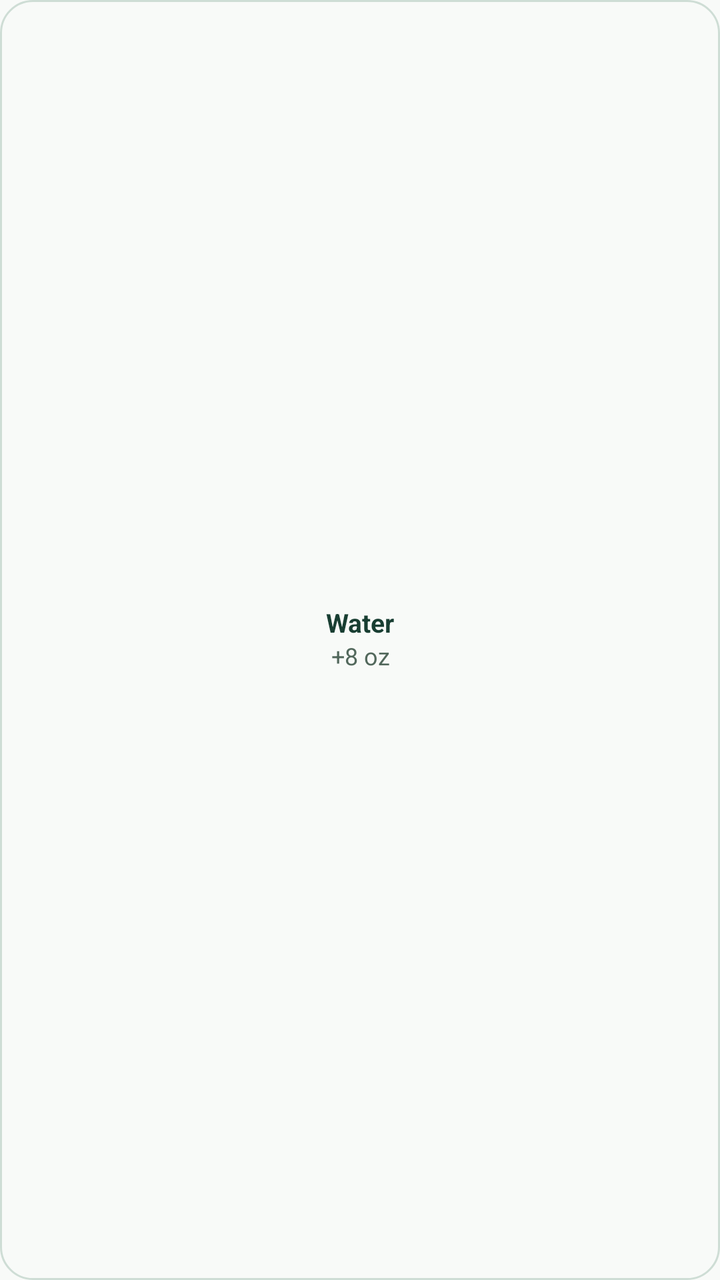
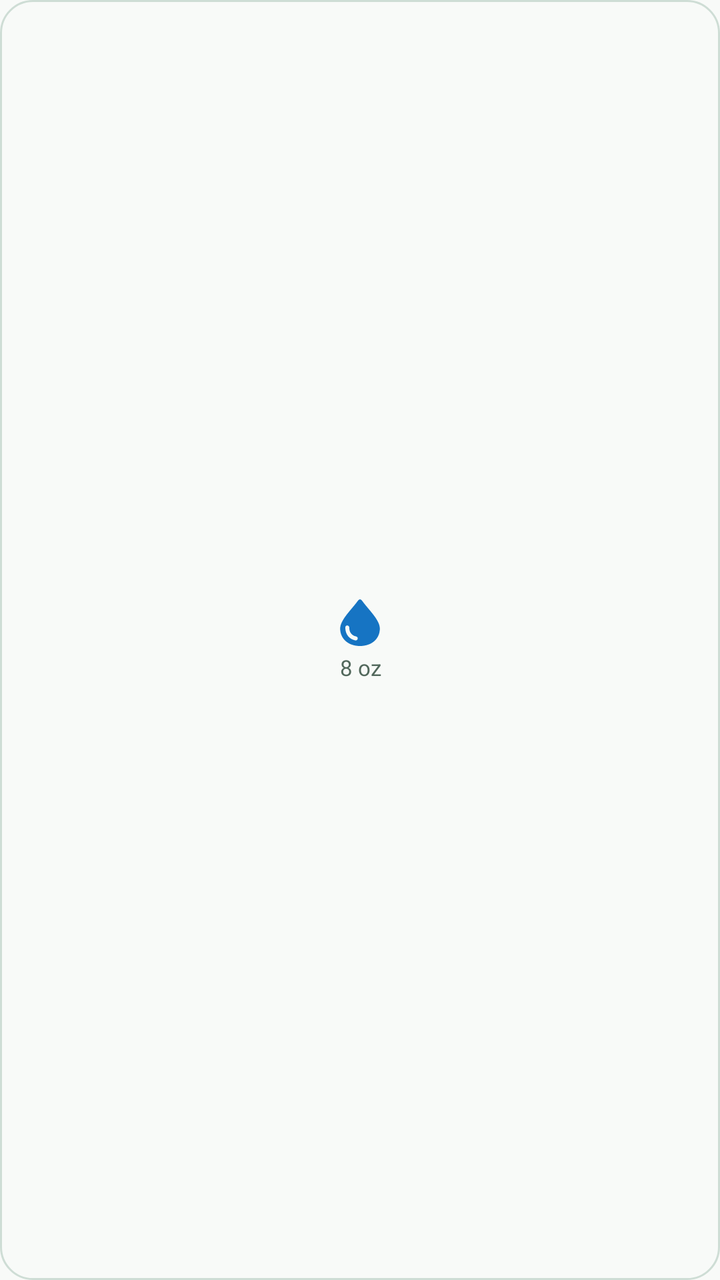

Compare the two renders of this Android layout. The source of the first and the diff that turns it into the second are given below.
<!-- AndroidManifest.xml: application theme AppTheme -->
<!-- res/layout/water_widget.xml -->
<?xml version="1.0" encoding="utf-8"?>
<LinearLayout xmlns:android="http://schemas.android.com/apk/res/android"
    android:id="@+id/widget_action"
    android:layout_width="match_parent"
    android:layout_height="match_parent"
    android:minWidth="48dp"
    android:minHeight="48dp"
    android:orientation="vertical"
    android:gravity="center"
    android:padding="4dp"
    android:background="@drawable/widget_background"
    android:clickable="true"
    android:focusable="true"
    android:contentDescription="@string/widget_water_accessibility">
    <TextView
        android:layout_width="match_parent"
        android:layout_height="wrap_content"
        android:gravity="center"
        android:text="@string/widget_water"
        android:textSize="13sp"
        android:textStyle="bold"
        android:textColor="@color/widget_text_primary"
        android:includeFontPadding="false"
        android:maxLines="1"
        android:ellipsize="end"
        android:importantForAccessibility="no" />
    <TextView
        android:layout_width="match_parent"
        android:layout_height="wrap_content"
        android:layout_marginTop="2dp"
        android:gravity="center"
        android:text="@string/widget_water_detail"
        android:textSize="12sp"
        android:textColor="@color/widget_text_secondary"
        android:includeFontPadding="false"
        android:maxLines="1"
        android:ellipsize="end"
        android:importantForAccessibility="no" />
</LinearLayout>
<!-- resources referenced by this layout -->
<resources>
  <color name="widget_text_primary">#183E32</color>
  <color name="widget_text_secondary">#52685C</color>
  <!-- drawable widget_background (drawable) -->
  <?xml version="1.0" encoding="utf-8"?>
  <ripple xmlns:android="http://schemas.android.com/apk/res/android" android:color="@color/widget_ripple">
      <item>
          <shape android:shape="rectangle">
              <solid android:color="@color/widget_background" />
              <corners android:radius="16dp" />
              <stroke android:width="1dp" android:color="@color/widget_border" />
          </shape>
      </item>
  </ripple>
  <string name="widget_water">Water</string>
  <string name="widget_water_accessibility">Add 8 ounces of water with HealthEntry; permission may be requested</string>
  <string name="widget_water_detail">+8 oz</string>
  <style name="AppTheme" parent="Theme.AppCompat.DayNight.NoActionBar">
          
          <item name="android:editTextBackground">@drawable/rn_edit_text_material</item>
          <item name="android:windowBackground">@color/widget_background</item>
          <item name="android:statusBarColor">@color/widget_background</item>
          <item name="android:navigationBarColor">@color/widget_background</item>
          <item name="android:windowLightStatusBar">true</item>
          <item name="android:windowLightNavigationBar">true</item>
      </style>
  <color name="widget_ripple">#6683A591</color>
  <color name="widget_background">#F8FAF8</color>
  <color name="widget_border">#CEDDD5</color>
  <!-- drawable rn_edit_text_material (drawable) -->
  <?xml version="1.0" encoding="utf-8"?>
  <inset xmlns:android="http://schemas.android.com/apk/res/android"
         android:insetLeft="@dimen/abc_edit_text_inset_horizontal_material"
         android:insetRight="@dimen/abc_edit_text_inset_horizontal_material"
         android:insetTop="@dimen/abc_edit_text_inset_top_material"
         android:insetBottom="@dimen/abc_edit_text_inset_bottom_material"
         >
  
      <selector>
          
          <item android:state_enabled="false" android:drawable="@drawable/abc_textfield_default_mtrl_alpha"/>
          <item android:drawable="@drawable/abc_textfield_activated_mtrl_alpha"/>
      </selector>
  
  </inset>
</resources>

<!-- the commit's change to res/layout/water_widget.xml (unified diff, before → after) -->
@@ -7,33 +7,31 @@
     android:minHeight="48dp"
     android:orientation="vertical"
     android:gravity="center"
-    android:padding="4dp"
+    android:paddingHorizontal="4dp"
+    android:paddingVertical="1dp"
     android:background="@drawable/widget_background"
     android:clickable="true"
     android:focusable="true"
     android:contentDescription="@string/widget_water_accessibility">
-    <TextView
-        android:layout_width="match_parent"
-        android:layout_height="wrap_content"
-        android:gravity="center"
-        android:text="@string/widget_water"
-        android:textSize="13sp"
-        android:textStyle="bold"
-        android:textColor="@color/widget_text_primary"
-        android:includeFontPadding="false"
-        android:maxLines="1"
-        android:ellipsize="end"
+    <ImageView
+        android:layout_width="28dp"
+        android:layout_height="28dp"
+        android:src="@drawable/widget_water_icon"
+        android:scaleType="fitCenter"
         android:importantForAccessibility="no" />
     <TextView
         android:layout_width="match_parent"
-        android:layout_height="wrap_content"
-        android:layout_marginTop="2dp"
+        android:layout_height="16dp"
+        android:layout_marginTop="1dp"
         android:gravity="center"
         android:text="@string/widget_water_detail"
-        android:textSize="12sp"
+        android:textSize="11sp"
+        android:autoSizeTextType="uniform"
+        android:autoSizeMinTextSize="9sp"
+        android:autoSizeMaxTextSize="11sp"
+        android:autoSizeStepGranularity="1sp"
         android:textColor="@color/widget_text_secondary"
         android:includeFontPadding="false"
         android:maxLines="1"
-        android:ellipsize="end"
         android:importantForAccessibility="no" />
 </LinearLayout>
<!-- resource entries referenced after the edit -->
@@ -1,6 +1,5 @@
 <!-- resources referenced by this layout -->
 <resources>
-  <color name="widget_text_primary">#183E32</color>
   <color name="widget_text_secondary">#52685C</color>
   <!-- drawable widget_background (drawable) -->
   <?xml version="1.0" encoding="utf-8"?>
@@ -13,9 +12,17 @@
           </shape>
       </item>
   </ripple>
-  <string name="widget_water">Water</string>
+  <!-- drawable widget_water_icon (drawable) -->
+  <vector xmlns:android="http://schemas.android.com/apk/res/android"
+      android:width="28dp" android:height="28dp"
+      android:viewportWidth="24" android:viewportHeight="24">
+      <path
+          android:fillColor="@color/widget_water_accent"
+          android:fillType="evenOdd"
+          android:pathData="M12,2 C12.5,2 13,2.7 13.5,3.4 C16,6.7 20.5,11 20.5,14.5 C20.5,19.1 16.8,22 12,22 C7.2,22 3.5,19.1 3.5,14.5 C3.5,11 8,6.7 10.5,3.4 C11,2.7 11.5,2 12,2 Z M6.5,13.2 C6,13.2 5.7,13.6 5.7,14.1 C5.7,17.1 7.5,19.1 10,19.6 C10.5,19.7 10.9,19.4 11,18.9 C11.1,18.4 10.8,18 10.3,17.9 C8.5,17.5 7.4,16.2 7.4,14.1 C7.4,13.6 7,13.2 6.5,13.2 Z" />
+  </vector>
   <string name="widget_water_accessibility">Add 8 ounces of water with HealthEntry; permission may be requested</string>
-  <string name="widget_water_detail">+8 oz</string>
+  <string name="widget_water_detail">8 oz</string>
   <style name="AppTheme" parent="Theme.AppCompat.DayNight.NoActionBar">
           
           <item name="android:editTextBackground">@drawable/rn_edit_text_material</item>
@@ -28,6 +35,7 @@
   <color name="widget_ripple">#6683A591</color>
   <color name="widget_background">#F8FAF8</color>
   <color name="widget_border">#CEDDD5</color>
+  <color name="widget_water_accent">#1674C3</color>
   <!-- drawable rn_edit_text_material (drawable) -->
   <?xml version="1.0" encoding="utf-8"?>
   <inset xmlns:android="http://schemas.android.com/apk/res/android"
